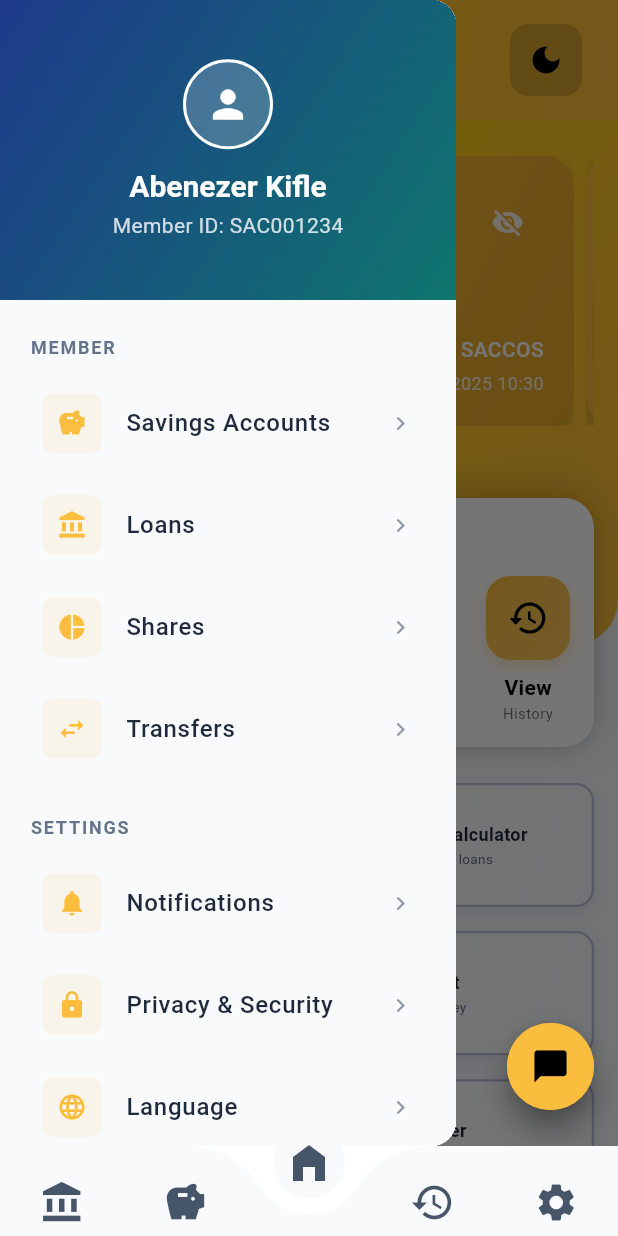
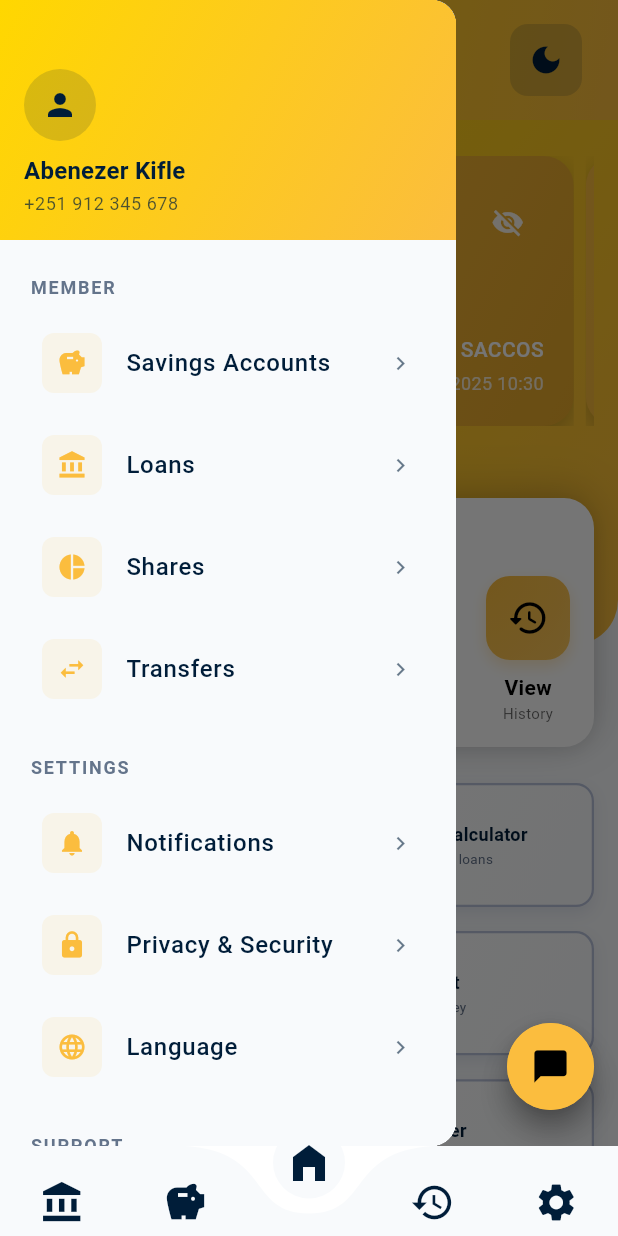
Before and after one commit to abenooo/ethio_saccos, a Flutter app: the screen it shows after launch, after a tap on "Skip", after a tap on the "menu" icon, on a phone screen of 412 x 824 dp. Run offline on Flutter 3.47's test engine with Material 3 defaults, Android fonts, the phone set to English and light mode, and no system bars; drawn by our look-alikes of curved_navigation_bar; our stand-ins replace shared_preferences.

Commit message:
update the theme

```diff
--- a/lib/core/providers/theme_provider.dart
+++ b/lib/core/providers/theme_provider.dart
@@ -11,9 +11,9 @@ class ThemeProvider extends ChangeNotifier {
     notifyListeners();
   }
 
-  // Premium brand color palette - Updated with yellow primary
+  // Premium brand color palette - Updated with yellow primary and dark blue secondary
   static const Color primaryYellow = Color(0xFFFBBD3E);     // Brand yellow (primary)
-  static const Color secondaryGold = Color(0xFFFFD700);     // Bright gold
+  static const Color secondaryDarkBlue = Color(0xFF001D39); // Dark blue (secondary)
   static const Color accentOrange = Color(0xFFE6A82A);      // Darker yellow/orange
   static const Color successGreen = Color(0xFF059669);      // Emerald green
   static const Color warningOrange = Color(0xFFEA580C);     // Orange
@@ -28,10 +28,10 @@ class ThemeProvider extends ChangeNotifier {
         primaryColor: primaryYellow,
         colorScheme: ColorScheme.dark(
           primary: primaryYellow,
-          secondary: secondaryGold,
+          secondary: secondaryDarkBlue,
           surface: const Color(0xFF0F172A),
           onPrimary: Colors.black,
-          onSecondary: Colors.black87,
+          onSecondary: Colors.white,
           onSurface: Colors.white70,
         ),
         textTheme: ThemeData.dark().textTheme.copyWith(
@@ -45,7 +45,7 @@ class ThemeProvider extends ChangeNotifier {
             headerGradient: LinearGradient(
               begin: Alignment.topLeft,
               end: Alignment.bottomRight,
-              colors: [secondaryGold, primaryYellow],
+              colors: [Color(0xFFFFD700), primaryYellow], // Gold to brand yellow
             ),
             cardGradient: LinearGradient(
               begin: Alignment.topLeft,
@@ -70,10 +70,10 @@ class ThemeProvider extends ChangeNotifier {
         primaryColor: primaryYellow,
         colorScheme: ColorScheme.light(
           primary: primaryYellow,
-          secondary: secondaryGold,
+          secondary: secondaryDarkBlue,
           surface: const Color(0xFFF8FAFC),
           onPrimary: Colors.black,
-          onSecondary: Colors.black87,
+          onSecondary: Colors.white,
           onSurface: const Color(0xFF1E293B),
         ),
         textTheme: ThemeData.light().textTheme.copyWith(
@@ -87,7 +87,7 @@ class ThemeProvider extends ChangeNotifier {
             headerGradient: LinearGradient(
               begin: Alignment.topLeft,
               end: Alignment.bottomRight,
-              colors: [secondaryGold, primaryYellow],
+              colors: [Color(0xFFFFD700), primaryYellow], // Gold to brand yellow
             ),
             cardGradient: LinearGradient(
               begin: Alignment.topLeft,
@@ -99,10 +99,10 @@ class ThemeProvider extends ChangeNotifier {
             sectionBg: Color(0xFFF8FAFC),
             cardBg: Color(0xFFFFFFFF),
             cardBorder: Color(0xFFE2E8F0),
-            iconPrimary: Color(0xFF475569),
-            textPrimary: Color(0xFF1E293B),
+            iconPrimary: Color(0xFF001D39), // Updated to secondary dark blue
+            textPrimary: Color(0xFF001D39), // Updated to secondary dark blue
             textSecondary: Color(0xFF64748B),
-            dotActive: Color(0xFF1E3A8A),
+            dotActive: Color(0xFF001D39), // Updated to secondary dark blue
             dotInactive: Color(0xFFCBD5E1),
           ),
         ],
--- a/lib/core/widgets/app_drawer.dart
+++ b/lib/core/widgets/app_drawer.dart
@@ -78,62 +78,53 @@ class AppDrawer extends StatelessWidget {
 
   Widget _buildHeader(BuildContext context) {
     final theme = Theme.of(context);
+    final gradients = theme.extension<AppGradients>()!;
 
     return Container(
-      height: 200,
+      height: 160,
       decoration: BoxDecoration(
-        gradient: LinearGradient(
-          begin: Alignment.topLeft,
-          end: Alignment.bottomRight,
-          colors: [
-            const Color(0xFF1E3A8A), // Primary Blue
-            const Color(0xFF0F766E), // Secondary Teal
-          ],
-        ),
+        gradient: gradients.headerGradient,
       ),
       child: SafeArea(
-        child: Padding(
-          padding: const EdgeInsets.all(20),
+        child: Container(
+          padding: const EdgeInsets.all(16),
           child: Column(
-            mainAxisAlignment: MainAxisAlignment.center,
+            mainAxisAlignment: MainAxisAlignment.end,
+            crossAxisAlignment: CrossAxisAlignment.start,
             children: [
               // Profile Picture
               Container(
-                width: 60,
-                height: 60,
+                width: 48,
+                height: 48,
                 decoration: BoxDecoration(
-                  color: Colors.white.withValues(alpha: 0.2),
+                  color: theme.colorScheme.secondary.withValues(alpha: 0.15),
                   shape: BoxShape.circle,
-                  border: Border.all(
-                    color: Colors.white,
-                    width: 2,
-                  ),
                 ),
-                child: const Icon(
+                child: Icon(
                   Icons.person,
-                  color: Colors.white,
-                  size: 30,
+                  color: theme.colorScheme.secondary,
+                  size: 24,
                 ),
               ),
-              const SizedBox(height: 12),
+              const SizedBox(height: 8),
 
               // User Name
               Text(
                 'Abenezer Kifle',
-                style: theme.textTheme.titleLarge?.copyWith(
-                  color: Colors.white,
+                style: theme.textTheme.titleMedium?.copyWith(
+                  color: theme.colorScheme.secondary,
                   fontWeight: FontWeight.w600,
-                  fontSize: 20,
+                  fontSize: 16,
                 ),
               ),
-              const SizedBox(height: 4),
+              const SizedBox(height: 2),
 
-              // Member ID
+              // Phone number
               Text(
-                'Member ID: SAC001234',
-                style: theme.textTheme.bodyMedium?.copyWith(
-                  color: Colors.white.withValues(alpha: 0.8),
-                  fontSize: 14,
+                '+251 912 345 678',
+                style: theme.textTheme.bodySmall?.copyWith(
+                  color: theme.colorScheme.secondary.withValues(alpha: 0.7),
+                  fontSize: 12,
                 ),
               ),
             ],
--- a/lib/features/home/screens/home_screen.dart
+++ b/lib/features/home/screens/home_screen.dart
@@ -39,14 +39,14 @@ class HomeScreen extends StatelessWidget {
                 children: [
                   Container(
                     decoration: BoxDecoration(
-                      color: Colors.black.withValues(alpha: 0.15),
+                      color: cs.secondary.withValues(alpha: 0.15),
                       borderRadius: BorderRadius.circular(12),
                     ),
                     child: Builder(
                       builder: (context) => IconButton(
-                        icon: const Icon(
+                        icon: Icon(
                           Icons.menu_rounded,
-                          color: Colors.black,
+                          color: cs.secondary,
                           size: 24,
                         ),
                         onPressed: () {
@@ -63,19 +63,19 @@ class HomeScreen extends StatelessWidget {
                         crossAxisAlignment: CrossAxisAlignment.start,
                         mainAxisSize: MainAxisSize.min,
                         children: [
-                          const Text(
+                          Text(
                             'Welcome back,',
                             style: TextStyle(
-                              color: Colors.black87,
+                              color: cs.secondary.withValues(alpha: 0.8),
                               fontSize: 12,
                               fontWeight: FontWeight.w400,
                             ),
                           ),
                           const SizedBox(height: 2),
-                          const Text(
+                          Text(
                             'Abenezer Kifle',
                             style: TextStyle(
-                              color: Colors.black,
+                              color: cs.secondary,
                               fontSize: 16,
                               fontWeight: FontWeight.w600,
                             ),
@@ -87,13 +87,13 @@ class HomeScreen extends StatelessWidget {
                   const SizedBox(width: 20),
                   Container(
                     decoration: BoxDecoration(
-                      color: Colors.black.withValues(alpha: 0.15),
+                      color: cs.secondary.withValues(alpha: 0.15),
                       borderRadius: BorderRadius.circular(12),
                     ),
                     child: IconButton(
                       icon: Icon(
                         isDark ? Icons.light_mode : Icons.dark_mode,
-                        color: Colors.black,
+                        color: cs.secondary,
                         size: 24,
                       ),
                       onPressed: () {
```
Also changed, not shown: asset/app_logo_dark.png.
